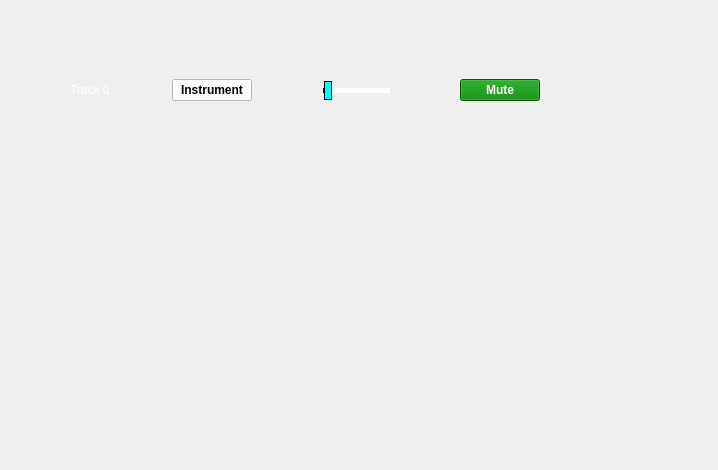
Old version of the form Frontend/Designer/track.ui in the repository odevincenti/ASSD_TP2.
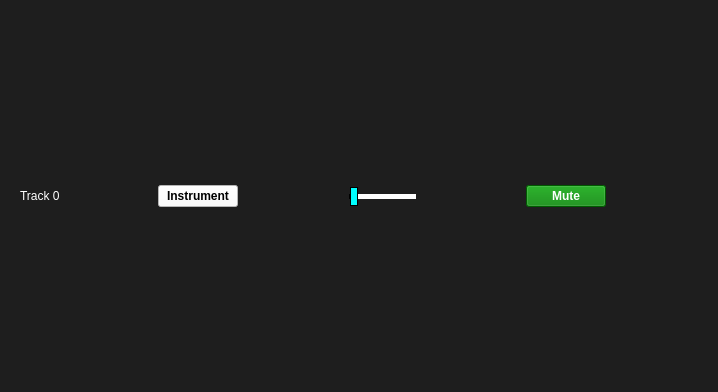
New version of the form.

Commit message: olii, me tranformas el track.ui en .py?

What changed in the file:
```diff
--- a/Frontend/Designer/track.ui
+++ b/Frontend/Designer/track.ui
@@ -7,21 +7,22 @@
     <x>0</x>
     <y>0</y>
     <width>718</width>
-    <height>470</height>
+    <height>392</height>
    </rect>
   </property>
   <property name="windowTitle">
    <string>Form</string>
   </property>
-  <widget class="QWidget" name="layoutWidget">
-   <property name="geometry">
-    <rect>
-     <x>70</x>
-     <y>50</y>
-     <width>526</width>
-     <height>80</height>
-    </rect>
-   </property>
+  <property name="styleSheet">
+   <string notr="true">background: rgb(30,30,30);</string>
+  </property>
+  <layout class="QVBoxLayout" name="verticalLayout_3">
+   <item>
+    <layout class="QVBoxLayout" name="verticalLayout">
+     <item>
+      <widget class="QWidget" name="widget_Track" native="true">
+       <layout class="QHBoxLayout" name="horizontalLayout">
+        <item>
    <layout class="QHBoxLayout" name="track0_layout">
     <item>
      <widget class="QLabel" name="label_track">
@@ -183,7 +184,13 @@
      </spacer>
     </item>
    </layout>
-  </widget>
+        </item>
+       </layout>
+      </widget>
+     </item>
+    </layout>
+   </item>
+  </layout>
  </widget>
  <resources/>
  <connections/>
```
Lines whose indentation alone changed are shown as unchanged. The commit also changes 3 other files.
